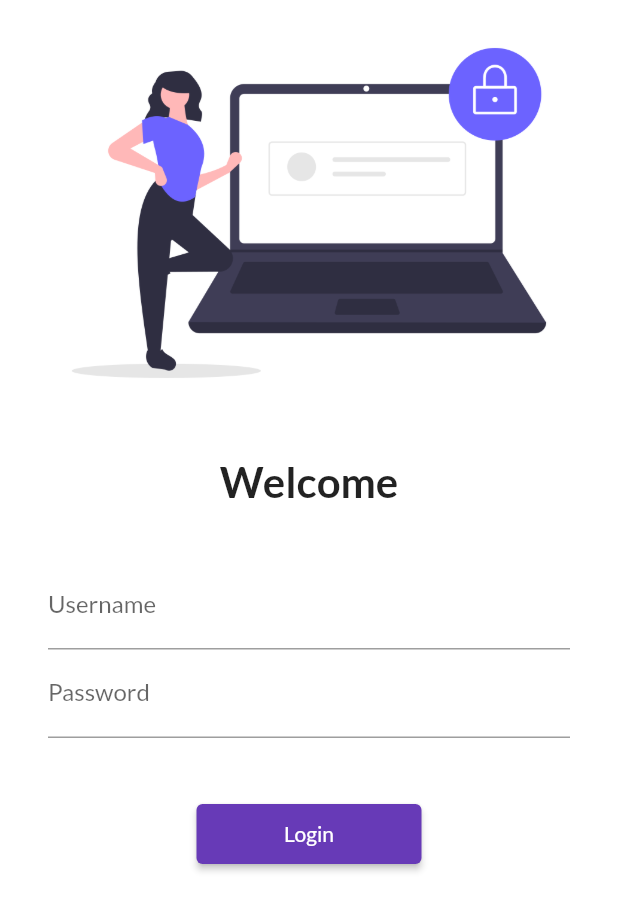
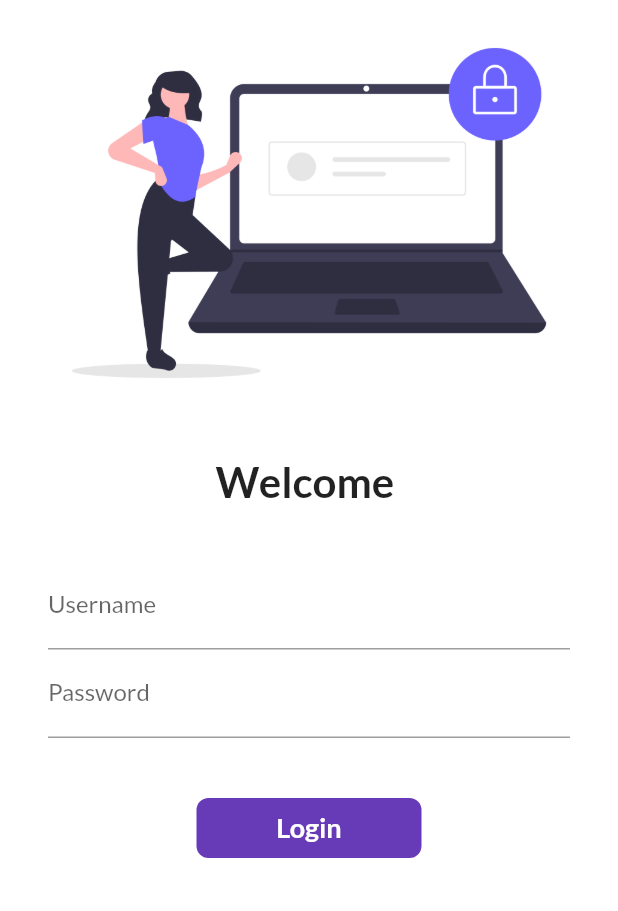
Before and after one commit to ZohairSayyed/flutter_catalog, a Flutter app: the screen it shows after launch, on a phone screen of 412 x 824 dp. Shown: the top 911 px of the screen. Run offline on Flutter 3.47's test engine with Material 2 defaults, Android fonts, the phone set to English and light mode, and no system bars; our stand-ins replace google_fonts.

```diff
--- a/lib/pages/login_page.dart
+++ b/lib/pages/login_page.dart
@@ -3,9 +3,15 @@
 import 'package:flutter/material.dart';
 import 'package:flutter_catalog/utils/routes.dart';
 
-class LoginPage extends StatelessWidget {
+class LoginPage extends StatefulWidget {
   const LoginPage({Key? key}) : super(key: key);
 
+  @override
+  State<LoginPage> createState() => _LoginPageState();
+}
+
+class _LoginPageState extends State<LoginPage> {
+  String name = "";
   @override
   Widget build(BuildContext context) {
     return Material(
@@ -21,7 +27,7 @@ class LoginPage extends StatelessWidget {
                 height: 20.0,
               ),
               Text(
-                "Welcome",
+                "Welcome $name",
                 style: TextStyle(fontSize: 28, fontWeight: FontWeight.bold),
               ),
               SizedBox(
@@ -37,6 +43,10 @@ class LoginPage extends StatelessWidget {
                         hintText: "Enter Username",
                         labelText: "Username",
                       ),
+                      onChanged: (value) {
+                        name = value;
+                        setState(() {});
+                      },
                     ),
                     TextFormField(
                       obscureText: true,
@@ -48,14 +58,34 @@ class LoginPage extends StatelessWidget {
                     SizedBox(
                       height: 40.0,
                     ),
-                    ElevatedButton(
-                      child: Text("Login"),
-                      style: TextButton.styleFrom(
-                          primary: Colors.white, minimumSize: Size(150, 40)),
-                      onPressed: () {
+                    InkWell(
+                      onTap: () {
                         Navigator.pushNamed(context, MyRoutes.homeRoute);
                       },
+                      child: Container(
+                        height: 40,
+                        width: 150,
+                        alignment: Alignment.center,
+                        child: Text(
+                          "Login",
+                          style: TextStyle(
+                              color: Colors.white,
+                              fontWeight: FontWeight.bold,
+                              fontSize: 18),
+                        ),
+                        decoration: BoxDecoration(
+                            color: Colors.deepPurple,
+                            borderRadius: BorderRadius.circular(8)),
+                      ),
                     )
+                    // ElevatedButton(
+                    //   child: Text("Login"),
+                    //   style: TextButton.styleFrom(
+                    //       primary: Colors.white, minimumSize: Size(150, 40)),
+                    //   onPressed: () {
+                    //     Navigator.pushNamed(context, MyRoutes.homeRoute);
+                    //   },
+                    // )
                   ],
                 ),
               )
```
